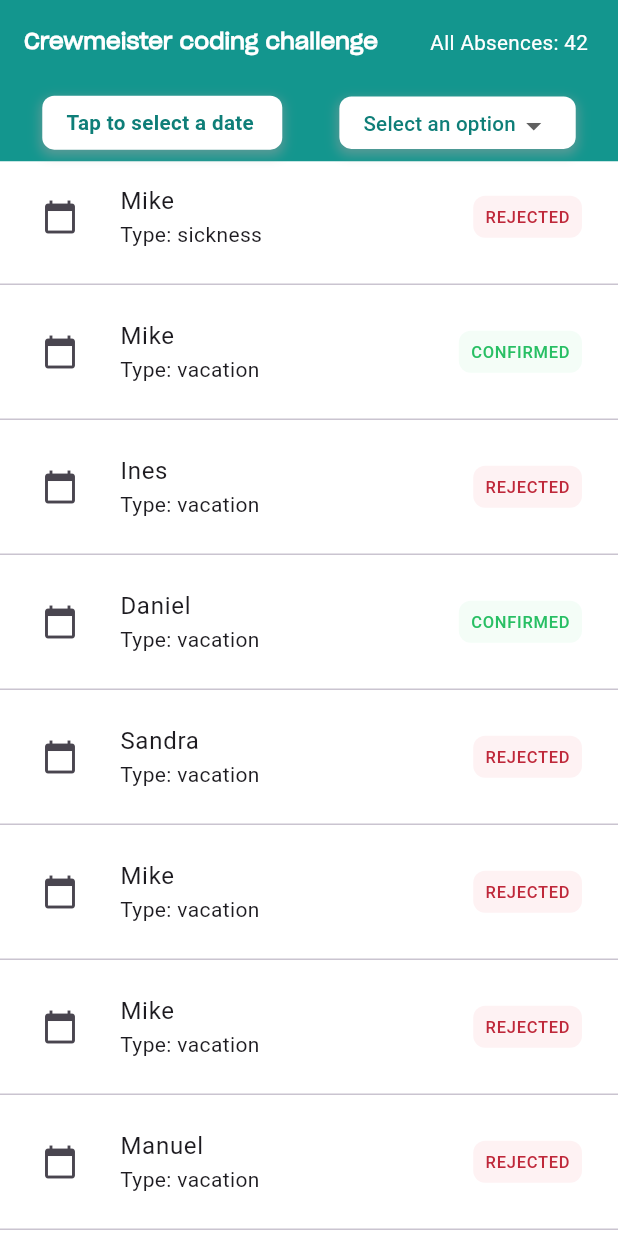
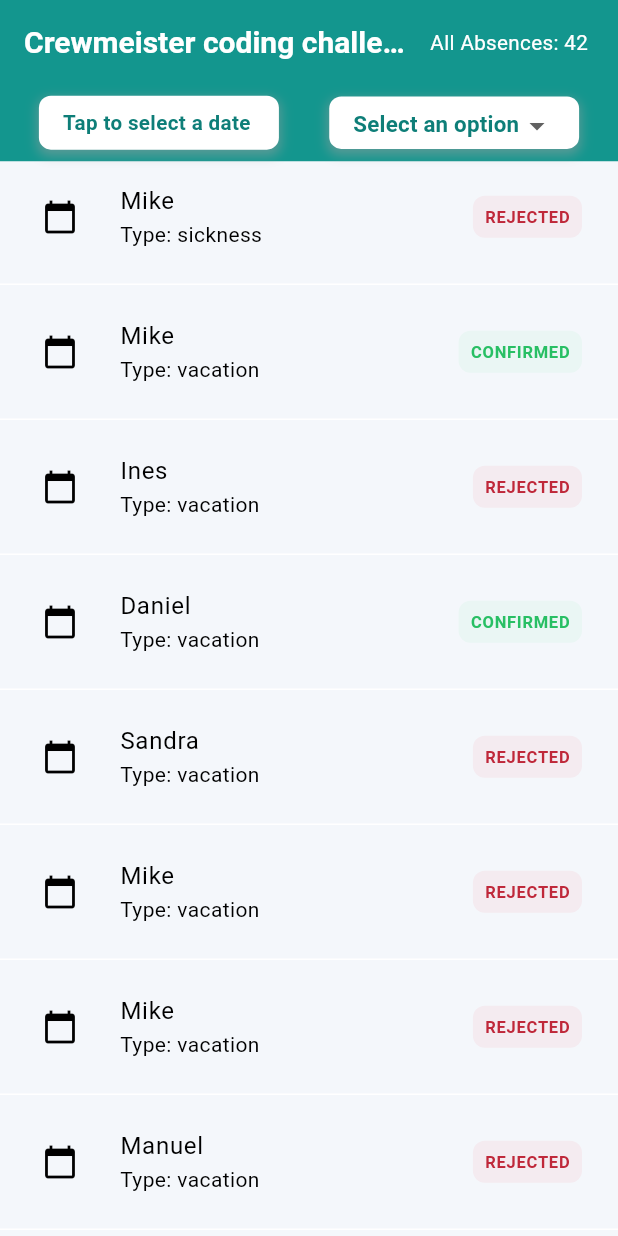
Before and after one commit to M4RZB4Ni/Absence-Manager-Flutter, a Flutter app: the screen it shows after launch, on a phone screen of 412 x 824 dp. Run offline on Flutter 3.47's test engine with Material 3 defaults, Android fonts, the phone set to English and light mode, and no system bars; our stand-ins replace flutter_screenutil, freezed_annotation, get, lottie, open_file; missing offline and left inert: ical; generated files the repository leaves out were written again; project files that could hold a hidden picture were left out.

Commit message:
Refactor: Light theme configured and tested.
Description: Working is fine the next is dark theme testing (manually).

Took 2 hours 2 minutes

```diff
--- a/lib/app/base/base_view.dart
+++ b/lib/app/base/base_view.dart
@@ -6,6 +6,8 @@ import 'package:flutter/services.dart';
 import 'package:get/get_core/get_core.dart';
 import 'package:get/get_navigation/src/extension_navigation.dart';
 import 'package:get/get_state_manager/get_state_manager.dart';
+
+import '../resources/app_theme.dart';
 
 abstract class BaseView<Controller extends BaseController>
     extends GetView<Controller> {
@@ -112,7 +114,9 @@ abstract class BaseView<Controller extends BaseController>
     );
   }
 
-  Color pageBackgroundColor() => AppColors.background;
+  Color pageBackgroundColor() => AppTheme.mode() == Brightness.light
+      ? AppTheme.light().scaffoldBackgroundColor // Color for light theme
+      : AppTheme.dark().scaffoldBackgroundColor;
 
   Color statusBarColor() => AppColors.transparent;
 
--- /dev/null
+++ b/lib/app/resources/app_theme.dart
@@ -0,0 +1,193 @@
+import 'package:communere/app/resources/app_colors.dart';
+import 'package:flutter/material.dart';
+import 'package:get/get.dart';
+
+mixin AppTheme {
+
+  static Brightness mode()
+  {
+    return Theme.of(Get.context!).brightness;
+  }
+
+  static ThemeData light() {
+    // Define the light and dark text themes
+    const TextTheme lightTextTheme = TextTheme(
+      displayLarge: TextStyle(
+          fontSize: 57,
+          fontWeight: FontWeight.w400,
+          letterSpacing: -0.25,
+          color: AppColors.primary),
+      displayMedium: TextStyle(
+          fontSize: 45, fontWeight: FontWeight.w400, color: AppColors.primary),
+      displaySmall: TextStyle(
+          fontSize: 36, fontWeight: FontWeight.w400, color: AppColors.primary),
+      headlineLarge: TextStyle(
+          fontSize: 32, fontWeight: FontWeight.w400, color: AppColors.primary),
+      headlineMedium: TextStyle(
+          fontSize: 28, fontWeight: FontWeight.w400, color: AppColors.primary),
+      headlineSmall: TextStyle(
+          fontSize: 24, fontWeight: FontWeight.w400, color: AppColors.primary),
+      titleLarge: TextStyle(
+          fontSize: 22, fontWeight: FontWeight.w700, color: AppColors.primary),
+      titleMedium: TextStyle(
+          fontSize: 16, fontWeight: FontWeight.w600, color: AppColors.primary),
+      titleSmall: TextStyle(
+          fontSize: 14, fontWeight: FontWeight.w600, color: AppColors.primary),
+      bodyLarge: TextStyle(
+          fontSize: 16, fontWeight: FontWeight.w400, color: AppColors.grey900),
+      bodyMedium: TextStyle(
+          fontSize: 14, fontWeight: FontWeight.w400, color: AppColors.grey900),
+      bodySmall: TextStyle(
+          fontSize: 12, fontWeight: FontWeight.w400, color: AppColors.grey900),
+      labelLarge: TextStyle(
+          fontSize: 14, fontWeight: FontWeight.w700, color: AppColors.grey900),
+      labelMedium: TextStyle(
+          fontSize: 12, fontWeight: FontWeight.w700, color: AppColors.grey900),
+      labelSmall: TextStyle(
+          fontSize: 11, fontWeight: FontWeight.w700, color: AppColors.grey900),
+    );
+    return ThemeData(
+      brightness: Brightness.light,
+      primaryColor: AppColors.primary,
+      textTheme: lightTextTheme,
+      iconButtonTheme: IconButtonThemeData(style: ButtonStyle(
+          // Set the foreground color for the icon button
+          foregroundColor: MaterialStateProperty.resolveWith<Color>(
+        (Set<MaterialState> states) {
+          if (states.contains(MaterialState.pressed)) {
+            // Return the color for the pressed state
+            return AppColors.primaryLight;
+          }
+          // Return the default color
+          return AppColors.primary;
+        },
+      ))),
+
+      colorScheme: ColorScheme.fromSwatch(
+        primarySwatch: Colors.teal,
+        accentColor: AppColors.secondary,
+        backgroundColor: AppColors.background,
+        errorColor: AppColors.error,
+      ).copyWith(
+        secondary: AppColors.secondary,
+      ),
+      scaffoldBackgroundColor: AppColors.neutral,
+      appBarTheme: const AppBarTheme(
+        backgroundColor: AppColors.primary,
+        iconTheme: IconThemeData(color: AppColors.onPrimary),
+        titleTextStyle: TextStyle(
+          color: AppColors.onPrimary,
+          fontSize: 20.0,
+          fontWeight: FontWeight.bold,
+        ),
+      ),
+      textButtonTheme: TextButtonThemeData(
+        style: TextButton.styleFrom(foregroundColor: AppColors.primary),
+      ),
+      // Define other widget themes as needed
+    );
+  }
+
+  static ThemeData dark() {
+    const TextTheme darkTextTheme = TextTheme(
+      displayLarge: TextStyle(
+          fontSize: 57,
+          fontWeight: FontWeight.w400,
+          letterSpacing: -0.25,
+          color: AppColors.onPrimary),
+      displayMedium: TextStyle(
+          fontSize: 45,
+          fontWeight: FontWeight.w400,
+          color: AppColors.onPrimary),
+      displaySmall: TextStyle(
+          fontSize: 36,
+          fontWeight: FontWeight.w400,
+          color: AppColors.onPrimary),
+      headlineLarge: TextStyle(
+          fontSize: 32,
+          fontWeight: FontWeight.w400,
+          color: AppColors.onPrimary),
+      headlineMedium: TextStyle(
+          fontSize: 28,
+          fontWeight: FontWeight.w400,
+          color: AppColors.onPrimary),
+      headlineSmall: TextStyle(
+          fontSize: 24,
+          fontWeight: FontWeight.w400,
+          color: AppColors.onPrimary),
+      titleLarge: TextStyle(
+          fontSize: 22,
+          fontWeight: FontWeight.w700,
+          color: AppColors.onPrimary),
+      titleMedium: TextStyle(
+          fontSize: 16,
+          fontWeight: FontWeight.w600,
+          color: AppColors.onPrimary),
+      titleSmall: TextStyle(
+          fontSize: 14,
+          fontWeight: FontWeight.w600,
+          color: AppColors.onPrimary),
+      bodyLarge: TextStyle(
+          fontSize: 16, fontWeight: FontWeight.w400, color: AppColors.grey300),
+      bodyMedium: TextStyle(
+          fontSize: 14, fontWeight: FontWeight.w400, color: AppColors.grey300),
+      bodySmall: TextStyle(
+          fontSize: 12, fontWeight: FontWeight.w400, color: AppColors.grey300),
+      labelLarge: TextStyle(
+          fontSize: 14, fontWeight: FontWeight.w700, color: AppColors.grey300),
+      labelMedium: TextStyle(
+          fontSize: 12, fontWeight: FontWeight.w700, color: AppColors.grey300),
+      labelSmall: TextStyle(
+          fontSize: 11, fontWeight: FontWeight.w700, color: AppColors.grey300),
+    );
+
+    return ThemeData(
+      textTheme: darkTextTheme,
+      brightness: Brightness.dark,
+      primaryColor: AppColors.primaryDark,
+
+      colorScheme: ColorScheme.fromSwatch(
+        primarySwatch: Colors.teal,
+        accentColor: AppColors.secondaryDark,
+        brightness: Brightness.dark,
+        backgroundColor: AppColors.grey900,
+        errorColor: AppColors.errorLight,
+      ).copyWith(
+        secondary: AppColors.secondaryDark,
+      ),
+   /*   dropdownMenuTheme: const DropdownMenuThemeData(
+        textStyle: TextStyle(color: AppColors.primary), // Text color for light theme
+      ),*/
+      scaffoldBackgroundColor: AppColors.grey900,
+      iconButtonTheme: IconButtonThemeData(
+          style: ButtonStyle(
+        iconColor: MaterialStateProperty.resolveWith<Color>(
+            (state) => AppColors.primary),
+        // Set the foreground color for the icon button
+        foregroundColor: MaterialStateProperty.resolveWith<Color>(
+          (Set<MaterialState> states) {
+            if (states.contains(MaterialState.pressed)) {
+              // Return the color for the pressed state
+              return AppColors.primaryDark;
+            }
+            // Return the default color
+            return AppColors.primary;
+          },
+        ),
+      )),
+      appBarTheme: const AppBarTheme(
+        backgroundColor: AppColors.primaryDark,
+        iconTheme: IconThemeData(color: AppColors.primary),
+        titleTextStyle: TextStyle(
+          color: AppColors.onPrimary,
+          fontSize: 20.0,
+          fontWeight: FontWeight.bold,
+        ),
+      ),
+      textButtonTheme: TextButtonThemeData(
+        style: TextButton.styleFrom(foregroundColor: AppColors.primaryDark),
+      ),
+      // Define other widget themes as needed
+    );
+  }
+}
--- a/lib/main.dart
+++ b/lib/main.dart
@@ -1,6 +1,7 @@
 // Import necessary packages and files.
 import 'package:communere/app/di/main_binding.dart';
 import 'package:communere/app/resources/app_text.dart';
+import 'package:communere/app/resources/app_theme.dart';
 import 'package:communere/presentation/home/home_view.dart';
 import 'package:flutter/material.dart';
 import 'package:flutter_screenutil/flutter_screenutil.dart';
@@ -40,6 +41,8 @@ class MyApp extends StatelessWidget {
       builder: (context, child) {
         // Use GetMaterialApp for managing the application's state and routes.
         return GetMaterialApp(
+          theme: AppTheme.light(),
+          darkTheme: AppTheme.light(),
           debugShowCheckedModeBanner: false,
           locale: Get.locale, // Set the locale for localization.
           title: AppText.appName, // Set the application title.
--- a/lib/presentation/components/drop_down_picker_widget.dart
+++ b/lib/presentation/components/drop_down_picker_widget.dart
@@ -90,7 +90,7 @@ class StringDropdownWidgetState extends State<StringDropdownWidget> {
               },
               hint: Text(AppText.selectOption,
                   style:
-                      TextStyle(fontSize: 12.sp, color: AppColors.primaryDark)),
+                      TextStyle(fontSize: 13.sp, color: AppColors.primaryDark)),
             ),
           ),
 
--- a/lib/presentation/home/home_view.dart
+++ b/lib/presentation/home/home_view.dart
@@ -25,11 +25,11 @@ class HomeView extends BaseView<HomeViewModel> {
   /// Constructs a [HomeView] widget.
   HomeView({super.key});
 
-  /// Defines the background color of the page.
+/*  /// Defines the background color of the page.
   @override
   Color pageBackgroundColor() {
     return Colors.white;
-  }
+  }*/
 
   /// Returns the widget to display when the page is in a loading state.
   @override
@@ -61,22 +61,23 @@ class HomeView extends BaseView<HomeViewModel> {
   @override
   PreferredSizeWidget? appBar(BuildContext context) {
     return AppBar(
+
       title: Text(
         AppText.appName,
-        style: TextStyle(
-          fontSize: 13.sp,
-          color: AppColors.onPrimary,
-          fontFamily: "SharpGrotesk",
-          fontWeight: FontWeight.bold,
-        ),
+        // style: TextStyle(
+        //   fontSize: 13.sp,
+        //   color: AppColors.onPrimary,
+        //   fontFamily: "SharpGrotesk",
+        //   fontWeight: FontWeight.bold,
+        // ),
       ),
-      backgroundColor: AppColors.primary,
+      // backgroundColor: AppColors.primary,
       actions: [
         Padding(
           padding: const EdgeInsets.only(right: 20),
           child: Text(
             "${AppText.total}: ${controller.allAbsences.length}",
-            style: TextStyle(fontSize: 12.sp, color: AppColors.onPrimary),
+            style: TextStyle(fontSize: 12.sp, color: AppColors.onPrimary)
           ),
         ),
       ],
--- a/lib/presentation/home/home_view_model.dart
+++ b/lib/presentation/home/home_view_model.dart
@@ -186,6 +186,7 @@ class HomeViewModel extends BaseController {
         return typeMatches && dateMatches;
       }).toList();
     }
+
   }
 
   /// Filters the list of absences by date.
```
